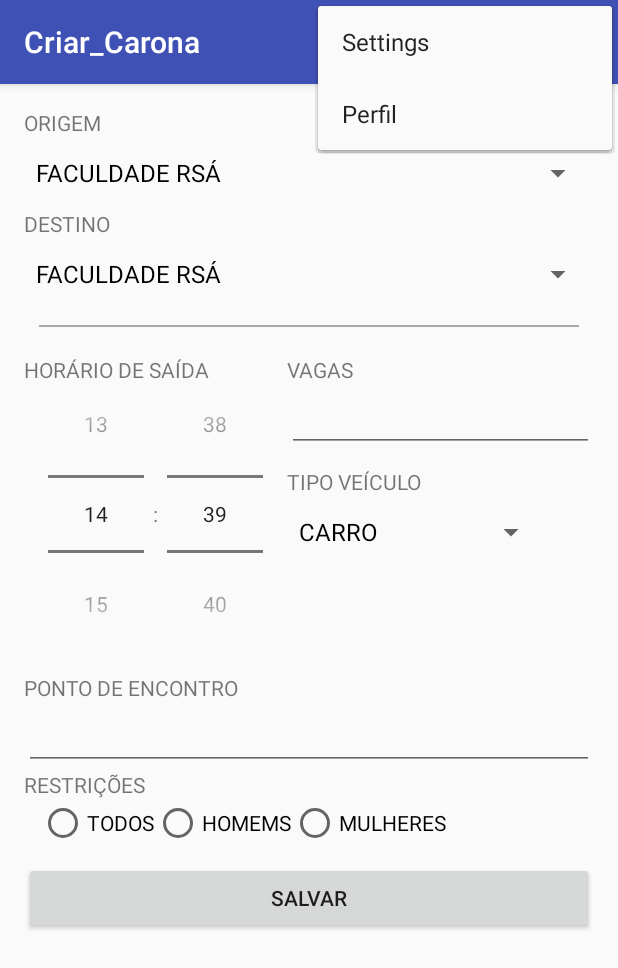
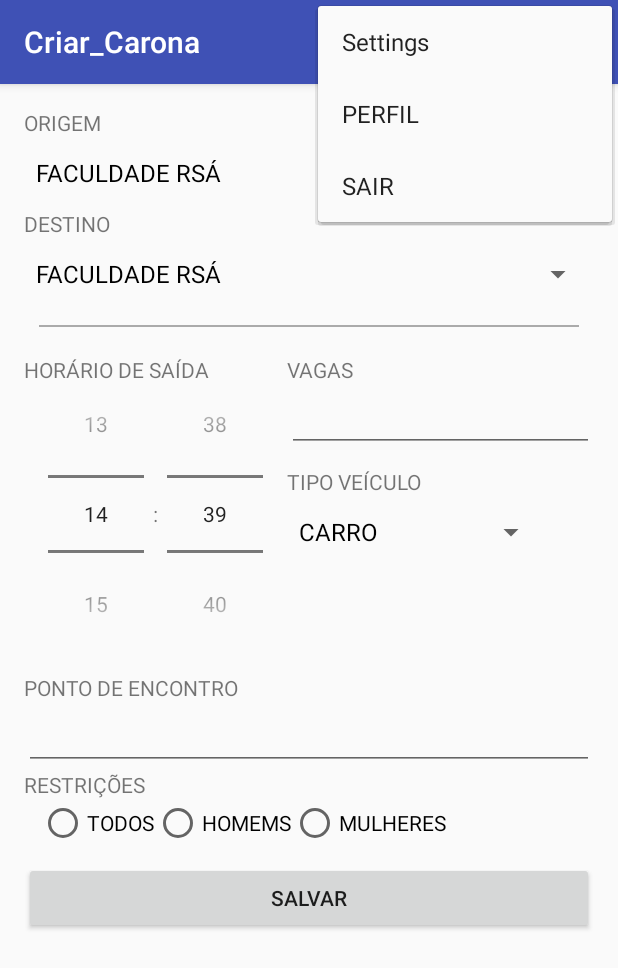
Before and after one commit to Artur-Antunes/Carona_Rsa, an Android app: the Criar_Carona screen opened directly, with no data from a screen before it, with the options menu open, on a phone screen of 412 x 824 dp. Shown: the top 968 px of the screen. Run offline under Robolectric (Android 15) with nearby library versions, the light colour scheme and no system bars.

Commit message:
de volta

```diff
--- a/app/src/main/java/br/com/rsa/carona/carona_rsa/controllers/RequisicoesServidor.java
+++ b/app/src/main/java/br/com/rsa/carona/carona_rsa/controllers/RequisicoesServidor.java
@@ -47,7 +47,6 @@ public class RequisicoesServidor {
     }
 
     public void buscaDadosDoUsuario(Usuario usuario,GetRetorno retorno){	//Método que busca a classe que vai receber os dados do usuario.
-        Log.e("entrou","boraaa");
         progressDialog.show();// Mostra a barra de dialogo.
         new BuscaDadosUsuarioAsyncTask(usuario,retorno).execute();	//Criando um novo obj de de BDU passando dois objetos como parâmetro.
     }
@@ -61,13 +60,11 @@ public class RequisicoesServidor {
     }
 
     public void exibirSolicitacoesCaronas(Usuario usuario,GetRetorno retorno){
-        Log.e("entrou","porra");
         progressDialog.show();// Mostra a barra de dialogo.
         new exibirUsuariosSolicitantesAsyncTask(usuario,retorno).execute();
     }
 
     public void aceitarRecusarCaronas(Usuario usuario,String resposta,GetRetorno retorno){
-        Log.e("entrou","porra");
         progressDialog.show();// Mostra a barra de dialogo.
         new aceitaOuRecusaCaronaAsyncTask(usuario,resposta,retorno).execute();
     }
@@ -420,7 +417,6 @@ public class RequisicoesServidor {
             dadosParaEnvio.add(new BasicNameValuePair("vagas", carona.getVagas() + ""));
 
             dadosParaEnvio.add(new BasicNameValuePair("id_usuario", usuario.getId() + ""));
-            Log.e("ooooooooooooooooooo", usuario.getId() + "");
             //delara��o de variaveis http (params, cliente, post) para enviar dados
             HttpParams httpRequestsParametros = new BasicHttpParams();
             HttpConnectionParams.setConnectionTimeout(httpRequestsParametros, TEMPO_CONEXAO);
@@ -441,7 +437,6 @@ public class RequisicoesServidor {
 
             } catch (Exception e) {
                 e.printStackTrace();
-                Log.e("erro serv", e + "");
             }
 
             return teste;
@@ -551,6 +546,7 @@ public class RequisicoesServidor {
             super.onPostExecute(objeto);
         }
     }
+
     public class solicitaCaronaAsyncTask extends AsyncTask<Void, Void, Object> {
         Carona carona;
         Usuario usuario;
--- a/app/src/main/res/menu/menu_criar__carona.xml
+++ b/app/src/main/res/menu/menu_criar__carona.xml
@@ -2,8 +2,20 @@
     xmlns:app="http://schemas.android.com/apk/res-auto"
     xmlns:tools="http://schemas.android.com/tools"
     tools:context="br.com.rsa.carona.carona_rsa.Criar_Carona">
-    <item android:id="@+id/action_settings" android:title="@string/action_settings"
-        android:orderInCategory="100" app:showAsAction="never" />
-    <item android:id="@+id/action_perfil" android:title="@string/action_perfil"
-        android:orderInCategory="100" app:showAsAction="never" />
+
+    <item android:id="@+id/action_settings"
+        android:title="@string/action_settings"
+        android:orderInCategory="100"
+        app:showAsAction="never" />
+
+    <item android:id="@+id/action_perfil"
+        android:title="@string/action_perfil"
+        android:orderInCategory="100"
+        app:showAsAction="never" />
+
+    <item android:id="@+id/action_sair"
+        android:title="@string/action_sair"
+        android:orderInCategory="100"
+        app:showAsAction="never" />
+
 </menu>
--- a/app/src/main/res/values/strings.xml
+++ b/app/src/main/res/values/strings.xml
@@ -1,7 +1,8 @@
 <resources>
     <string name="app_name">Carona_Rsa</string>
     <string name="action_settings">Settings</string>
-    <string name="action_perfil">Perfil</string>
+    <string name="action_perfil">PERFIL</string>
+    <string name="action_sair">SAIR</string>
     <string name="section_format">Olá essa é a sessão: %1$d</string>
     <string name="title_activity_login">Bem-Vindo</string>
 
@@ -21,6 +22,9 @@
     <string name="todos">TODOS</string>
     <string name="add">NOVA CARONA</string>
     <string name="title_activity_detalhes__carona">Detalhes Carona</string>
+    <string name="confirmacao_exclusao_viagem"> Tem certeza que deseja realizar essa ação ?</string>
+    <string name="sim"> sim </string>
+    <string name="nao"> nao </string>
 
 
     <string-array name="sexo_usuario">
@@ -32,10 +36,12 @@
         <item>Sim</item>
         <item>Não</item>
     </string-array>
+
     <string-array name="tipo_veiculos">
         <item>CARRO</item>
         <item>MOTOCICLETA</item>
     </string-array>
+
     <string-array name="locais">
         <item>FACULDADE RSÁ</item>
         <item>CENTRO</item>
```
Also changed, not shown: app/src/main/java/br/com/rsa/carona/carona_rsa/Coronas_oferecidas.java (+13 -5 lines), app/src/main/java/br/com/rsa/carona/carona_rsa/MainActivity.java (+10 -0 lines), app/src/main/res/layout/activity_exibir_dados_usuario.xml (+12 -10 lines), app/src/main/res/layout/modelo_caronas_solicitadas.xml (+15 -14 lines), app/src/main/res/menu/menu_main.xml (+14 -4 lines).
